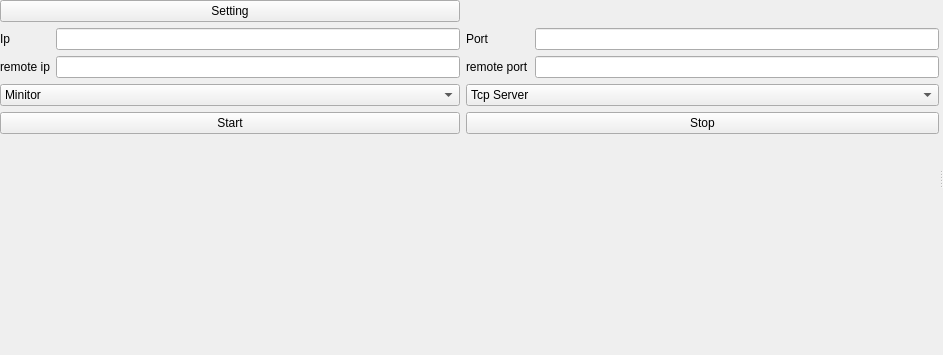
CGinMax/ProtocolTools, file ProtocolTools/ui/tabpage.ui: the form before one commit.
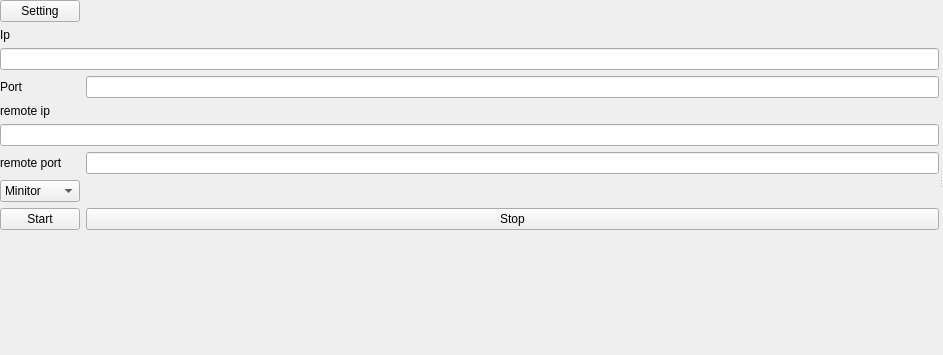
The form after the commit.

Diff of the .ui file:
```diff
--- a/ProtocolTools/ui/tabpage.ui
+++ b/ProtocolTools/ui/tabpage.ui
@@ -31,52 +31,24 @@
      <property name="orientation">
       <enum>Qt::Horizontal</enum>
      </property>
-     <widget class="QWidget" name="">
+     <widget class="QWidget" name="layoutWidget">
       <layout class="QGridLayout" name="gridLayout">
-       <item row="3" column="0" colspan="2">
-        <widget class="QComboBox" name="cbbStationType">
-         <item>
-          <property name="text">
-           <string>Minitor</string>
-          </property>
-         </item>
-         <item>
-          <property name="text">
-           <string>WF</string>
-          </property>
-         </item>
-        </widget>
-       </item>
-       <item row="4" column="0" colspan="2">
-        <widget class="QPushButton" name="btnStart">
-         <property name="text">
-          <string>Start</string>
-         </property>
-        </widget>
-       </item>
-       <item row="1" column="2">
+       <item row="4" column="0">
         <widget class="QLabel" name="label_2">
          <property name="text">
           <string>Port</string>
          </property>
         </widget>
        </item>
-       <item row="1" column="3">
-        <widget class="QLineEdit" name="editPort"/>
-       </item>
-       <item row="2" column="2">
-        <widget class="QLabel" name="label_4">
+       <item row="5" column="0">
+        <widget class="QLabel" name="label_3">
          <property name="text">
-          <string>remote port</string>
+          <string>remote ip</string>
          </property>
         </widget>
        </item>
-       <item row="4" column="2" colspan="2">
-        <widget class="QPushButton" name="btnStop">
-         <property name="text">
-          <string>Stop</string>
-         </property>
-        </widget>
+       <item row="3" column="0" colspan="2">
+        <widget class="QLineEdit" name="editIp"/>
        </item>
        <item row="1" column="0">
         <widget class="QLabel" name="label">
@@ -85,49 +57,17 @@
          </property>
         </widget>
        </item>
-       <item row="2" column="0">
-        <widget class="QLabel" name="label_3">
+       <item row="7" column="0">
+        <widget class="QLabel" name="label_4">
          <property name="text">
-          <string>remote ip</string>
+          <string>remote port</string>
          </property>
         </widget>
        </item>
-       <item row="2" column="1">
+       <item row="6" column="0" colspan="2">
         <widget class="QLineEdit" name="editRemoteIp"/>
        </item>
-       <item row="2" column="3">
-        <widget class="QLineEdit" name="editReomtePort"/>
-       </item>
-       <item row="3" column="2" colspan="2">
-        <widget class="QComboBox" name="cbbNetworkType">
-         <item>
-          <property name="text">
-           <string>Tcp Server</string>
-          </property>
-         </item>
-         <item>
-          <property name="text">
-           <string>Tcp Client</string>
-          </property>
-         </item>
-         <item>
-          <property name="text">
-           <string>Udp</string>
-          </property>
-         </item>
-        </widget>
-       </item>
-       <item row="1" column="1">
-        <widget class="QLineEdit" name="editIp"/>
-       </item>
-       <item row="0" column="0" colspan="2">
-        <widget class="QPushButton" name="btnSetting">
-         <property name="text">
-          <string>Setting</string>
-         </property>
-        </widget>
-       </item>
-       <item row="5" column="0">
+       <item row="11" column="0">
         <spacer name="verticalSpacer">
          <property name="orientation">
           <enum>Qt::Vertical</enum>
@@ -140,6 +80,47 @@
          </property>
         </spacer>
        </item>
+       <item row="0" column="0">
+        <widget class="QPushButton" name="btnSetting">
+         <property name="text">
+          <string>Setting</string>
+         </property>
+        </widget>
+       </item>
+       <item row="4" column="1">
+        <widget class="QLineEdit" name="editPort"/>
+       </item>
+       <item row="7" column="1">
+        <widget class="QLineEdit" name="editReomtePort"/>
+       </item>
+       <item row="9" column="0">
+        <widget class="QComboBox" name="cbbStationType">
+         <item>
+          <property name="text">
+           <string>Minitor</string>
+          </property>
+         </item>
+         <item>
+          <property name="text">
+           <string>WF</string>
+          </property>
+         </item>
+        </widget>
+       </item>
+       <item row="10" column="0">
+        <widget class="QPushButton" name="btnStart">
+         <property name="text">
+          <string>Start</string>
+         </property>
+        </widget>
+       </item>
+       <item row="10" column="1">
+        <widget class="QPushButton" name="btnStop">
+         <property name="text">
+          <string>Stop</string>
+         </property>
+        </widget>
+       </item>
       </layout>
      </widget>
      <widget class="QStackedWidget" name="stackedWidget"/>
```
